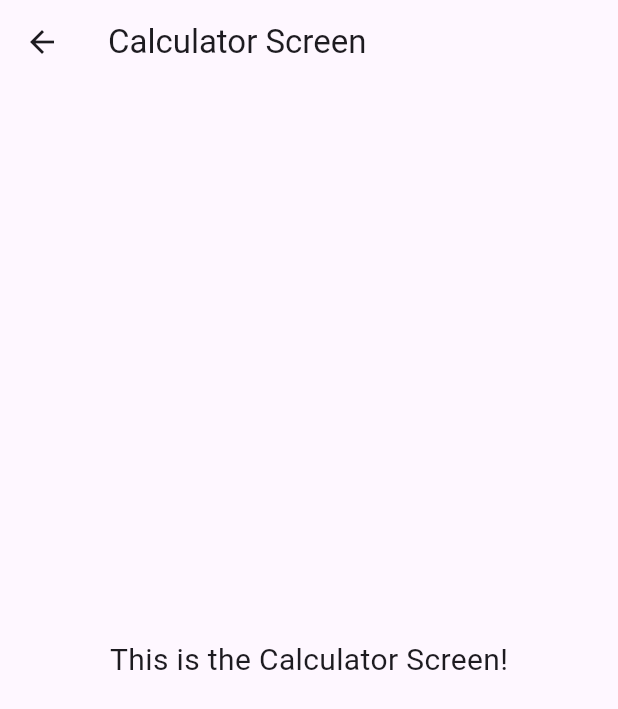
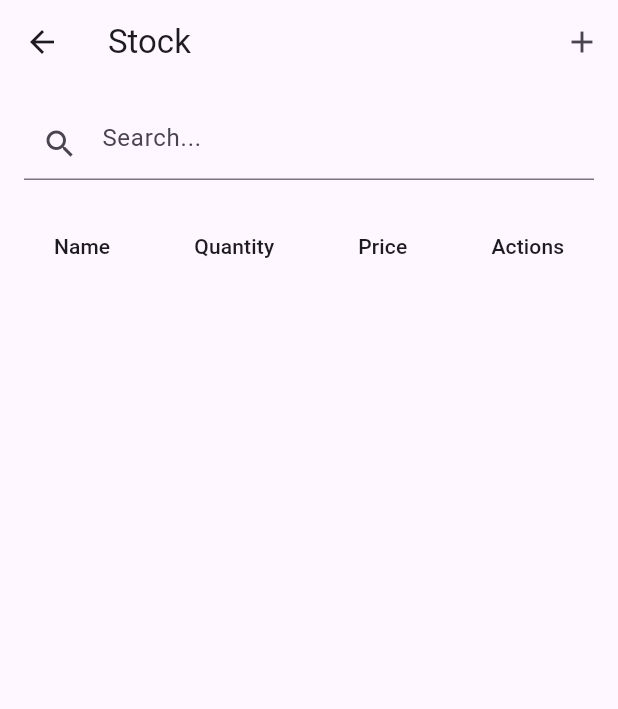
Before and after one commit to mohammedanas089/shopMate, a Flutter app: the screen it shows after launch, after a tap on "Stock", on a phone screen of 412 x 824 dp. Shown: the top 709 px of the screen. Run offline on Flutter 3.47's test engine with Material 3 defaults, Android fonts, the phone set to English and light mode, and no system bars.

Commit message:
Added Form and Table

```diff
--- a/lib/main.dart
+++ b/lib/main.dart
@@ -18,7 +18,7 @@ class MainMenu extends StatelessWidget {
   Widget build(BuildContext context) {
     return Scaffold(
       appBar: AppBar(
-        title: Text('Main Menu'),
+        title: Text('ShOp_MaTe'),
       ),
       body: GridView.count(
         crossAxisCount: 2,
@@ -30,7 +30,7 @@ class MainMenu extends StatelessWidget {
             onPressed: () {
               Navigator.push(
                 context,
-                MaterialPageRoute(builder: (context) => CalculatorScreen()),
+                MaterialPageRoute(builder: (context) => StockScreen()),
               );
             },
             style: ElevatedButton.styleFrom(
@@ -45,7 +45,7 @@ class MainMenu extends StatelessWidget {
             onPressed: () {
               Navigator.push(
                 context,
-                MaterialPageRoute(builder: (context) => DataScreen()),
+                MaterialPageRoute(builder: (context) => CustomerTrackScreen()),
               );
             },
             style: ElevatedButton.styleFrom(
@@ -62,36 +62,174 @@ class MainMenu extends StatelessWidget {
   }
 }
 
-class CalculatorScreen extends StatelessWidget {
+class StockScreen extends StatefulWidget {
+  @override
+  _StockScreenState createState() => _StockScreenState();
+}
+
+class _StockScreenState extends State<StockScreen> {
+  List<Product> products = [];
+
+  void addProduct(Product product) {
+    setState(() {
+      products.add(product);
+    });
+  }
+
+  void deleteProduct(int index) {
+    setState(() {
+      products.removeAt(index);
+    });
+  }
+
   @override
   Widget build(BuildContext context) {
     return Scaffold(
       appBar: AppBar(
-        title: Text('Calculator Screen'),
+        title: Text('Stock'),
+        actions: [
+          IconButton(
+            icon: Icon(Icons.add),
+            onPressed: () {
+              // Show the form when the plus icon is pressed
+              showDialog(
+                context: context,
+                builder: (BuildContext context) {
+                  return AddProductForm(addProduct);
+                },
+              );
+            },
+          ),
+        ],
+      ),
+      body: Column(
+        children: [
+          Padding(
+            padding: EdgeInsets.all(16.0),
+            child: TextField(
+              decoration: InputDecoration(
+                hintText: 'Search...',
+                prefixIcon: Icon(Icons.search),
+              ),
+            ),
+          ),
+          DataTable(
+            columns: [
+              DataColumn(label: Text('Name')),
+              DataColumn(label: Text('Quantity')),
+              DataColumn(label: Text('Price')),
+              DataColumn(label: Text('Actions')),
+            ],
+            rows: products.asMap().entries.map((entry) {
+              int index = entry.key;
+              Product product = entry.value;
+
+              return DataRow(cells: [
+                DataCell(Text(product.name)),
+                DataCell(Text(product.quantity.toString())),
+                DataCell(Text(product.price.toString())),
+                DataCell(Row(
+                  children: [
+                    IconButton(
+                      icon: Icon(Icons.edit),
+                      onPressed: () {
+                        // Implement edit functionality here
+                        print('Edit product: ${product.name}');
+                      },
+                    ),
+                    IconButton(
+                      icon: Icon(Icons.delete),
+                      onPressed: () {
+                        // Implement delete functionality here
+                        deleteProduct(index);
+                      },
+                    ),
+                  ],
+                )),
+              ]);
+            }).toList(),
+          ),
+        ],
+      ),
+    );
+  }
+}
+
+class AddProductForm extends StatelessWidget {
+  final Function(Product) onFormSubmit;
+  final TextEditingController nameController = TextEditingController();
+  final TextEditingController quantityController = TextEditingController();
+  final TextEditingController priceController = TextEditingController();
+
+  AddProductForm(this.onFormSubmit);
+
+  @override
+  Widget build(BuildContext context) {
+    return AlertDialog(
+      title: Text('Add Product'),
+      content: Form(
+        child: Column(
+          children: [
+            TextFormField(
+              controller: nameController,
+              decoration: InputDecoration(labelText: 'Name'),
+            ),
+            TextFormField(
+              controller: quantityController,
+              decoration: InputDecoration(labelText: 'Quantity'),
+              keyboardType: TextInputType.number,
+            ),
+            TextFormField(
+              controller: priceController,
+              decoration: InputDecoration(labelText: 'Price'),
+              keyboardType: TextInputType.number,
+            ),
+          ],
+        ),
+      ),
+      actions: [
+        ElevatedButton(
+          onPressed: () {
+            // Process the submitted form data (add to local DB in a real app)
+            Product product = Product(
+              name: nameController.text,
+              quantity: int.tryParse(quantityController.text) ?? 0,
+              price: double.tryParse(priceController.text) ?? 0.0,
+            );
+
+            onFormSubmit(product);
+
+            // Close the dialog
+            Navigator.of(context).pop();
+          },
+          child: Text('Submit'),
+        ),
+      ],
+    );
+  }
+}
+
+class Product {
+  final String name;
+  final int quantity;
+  final double price;
+
+  Product({required this.name, required this.quantity, required this.price});
+}
+
+class CustomerTrackScreen extends StatelessWidget {
+  @override
+  Widget build(BuildContext context) {
+    return Scaffold(
+      appBar: AppBar(
+        title: Text('Customer Track'),
       ),
       body: Center(
         child: Text(
-          'This is the Calculator Screen!',
+          'This is the CTrack Screen!',
           style: TextStyle(fontSize: 20.0),
         ),
       ),
     );
   }
 }
-
-class DataScreen extends StatelessWidget {
-  @override
-  Widget build(BuildContext context) {
-    return Scaffold(
-      appBar: AppBar(
-        title: Text('Data Screen'),
-      ),
-      body: Center(
-        child: Text(
-          'This is the Data Screen!',
-          style: TextStyle(fontSize: 20.0),
-        ),
-      ),
-    );
-  }
-}
```
